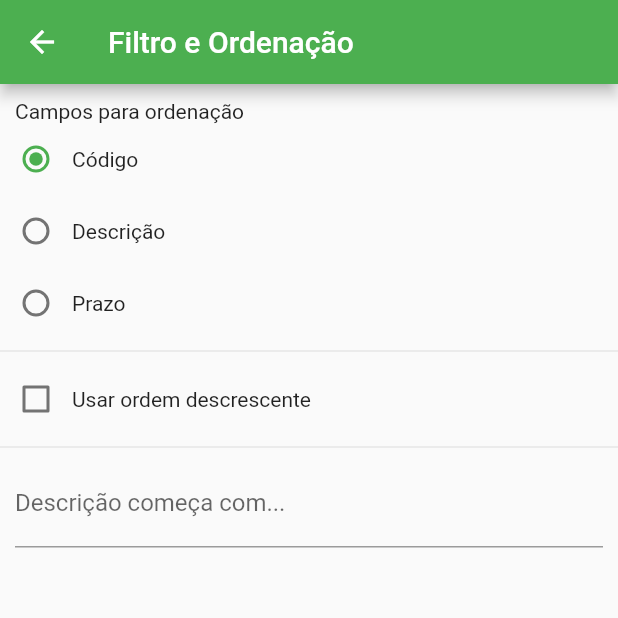
After one commit to svcto/mob_md_tarefas, a Flutter app: the FiltroPage screen opened directly, on a phone screen of 412 x 824 dp, the top half of it. The commit adds this screen. Run offline on Flutter 3.47's test engine with Material 2 defaults, Android fonts, the phone set to English and light mode, and no system bars; our stand-ins replace shared_preferences; accounts and stored records are empty.

Commit message:
aula 21/03

```diff
--- a/lib/model/tarefa.dart
+++ b/lib/model/tarefa.dart
@@ -1,9 +1,9 @@
 import 'package:intl/intl.dart';
 
 class Tarefa {
-  static const CAMPO_ID = "id";
-  static const CAMPO_DESCRICAO = "descricao";
-  static const CAMPO_PRAZO = "prazo";
+  static const campoId = "id";
+  static const campoDescricao = "descricao";
+  static const campoPrazo = "prazo";
 
   int id;
   String descricao;
--- /dev/null
+++ b/lib/pages/filtro_page.dart
@@ -0,0 +1,116 @@
+import 'package:flutter/cupertino.dart';
+import 'package:flutter/material.dart';
+import 'package:md_tarefas/model/tarefa.dart';
+import 'package:shared_preferences/shared_preferences.dart';
+
+class FiltroPage extends StatefulWidget {
+  static const routeName = '/filtro';
+  static const chaveCampoOrdenacao = "campoOrdenacao";
+  static const chaveUsarOrdemDescrescente = "usarOrdemDescrescente";
+  static const chaveCampoDescricao = "campoDescricao";
+
+  @override
+  FiltroPageState createState() => FiltroPageState();
+}
+
+class FiltroPageState extends State<FiltroPage> {
+  final _camposParaOrdenacao = {
+    Tarefa.campoId: 'Código',
+    Tarefa.campoDescricao: 'Descrição',
+    Tarefa.campoPrazo: 'Prazo'
+  };
+  late final SharedPreferences _prefes;
+  final TextEditingController _descricaoController = TextEditingController();
+  String _campoOrdenacao = Tarefa.campoId;
+  bool _usarOrdemDescrescente = false;
+  bool _alterouValores = false;
+
+  @override
+  void initState() {
+    _carregaPreferences();
+  }
+
+  void _carregaPreferences() async {
+    _prefes = await SharedPreferences.getInstance();
+    setState(() {
+      _campoOrdenacao =
+          _prefes.getString(FiltroPage.chaveCampoOrdenacao) ?? Tarefa.campoId;
+      _usarOrdemDescrescente =
+          _prefes.getBool(FiltroPage.chaveUsarOrdemDescrescente) == true;
+      _descricaoController.text =
+          _prefes.getString(FiltroPage.chaveCampoDescricao) ?? '';
+    });
+  }
+
+  Widget _criarBody() {
+    return ListView(children: [
+      Padding(
+          padding: EdgeInsets.only(left: 10, top: 10),
+          child: Text('Campos para ordenação')),
+      for (final campo in _camposParaOrdenacao.keys)
+        Row(
+          children: [
+            Radio(
+                value: campo,
+                groupValue: _campoOrdenacao,
+                onChanged: _onCampoParaOrdenacaoChanged),
+            Text(_camposParaOrdenacao[campo]!)
+          ],
+        ),
+      const Divider(),
+      Row(
+        children: [
+          Checkbox(
+              value: _usarOrdemDescrescente,
+              onChanged: _onUsarOrdemDecrescenteChanged),
+          const Text('Usar ordem descrescente')
+        ],
+      ),
+      const Divider(),
+      Padding(
+        padding: EdgeInsets.symmetric(horizontal: 10),
+        child: TextField(
+            decoration: const InputDecoration(
+              labelText: 'Descrição começa com...',
+            ),
+            controller: _descricaoController,
+            onChanged: _onFiltroDescricaoChanged),
+      )
+    ]);
+  }
+
+  void _onFiltroDescricaoChanged(String? value) {
+    _prefes.setString(FiltroPage.chaveCampoDescricao, value!);
+    _alterouValores = true;
+  }
+
+  @override
+  Widget build(BuildContext context) {
+    return WillPopScope(
+        onWillPop: _onVoltarClick,
+        child: Scaffold(
+          appBar: AppBar(title: const Text('Filtro e Ordenação')),
+          body: _criarBody(),
+        ));
+  }
+
+  Future<bool> _onVoltarClick() {
+    return Future(() => false);
+  }
+
+  void _onCampoParaOrdenacaoChanged(String? value) {
+    _prefes.setString(FiltroPage.chaveCampoOrdenacao, value!);
+    _alterouValores = true;
+    setState(() {
+      _campoOrdenacao = value;
+    });
+  }
+
+  void _onUsarOrdemDecrescenteChanged(bool? value) {
+    _prefes.setBool(FiltroPage.chaveUsarOrdemDescrescente, value!);
+    _alterouValores = true;
+    setState(() {
+      _usarOrdemDescrescente = value;
+    });
+  }
+}
--- a/lib/pages/lista_tarefas_page.dart
+++ b/lib/pages/lista_tarefas_page.dart
@@ -1,7 +1,7 @@
 import 'package:flutter/cupertino.dart';
 import 'package:flutter/material.dart';
 import 'package:md_tarefas/model/tarefa.dart';
-import 'package:md_tarefas/pages/conteudo_form_dialog.dart';
+import 'package:md_tarefas/widgets/conteudo_form_dialog.dart';
 
 class ListaTarefaPage extends StatefulWidget {
   @override
```
Also changed, not shown: lib/widgets/conteudo_form_dialog.dart (renamed from lib/pages/conteudo_form_dialog.dart).
